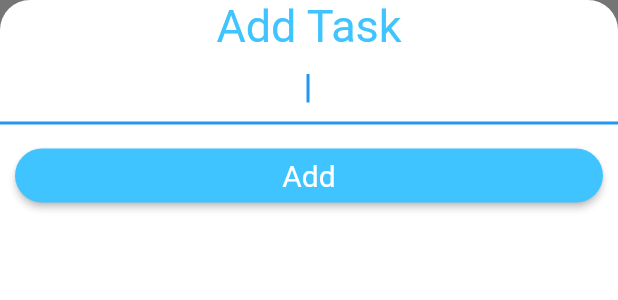
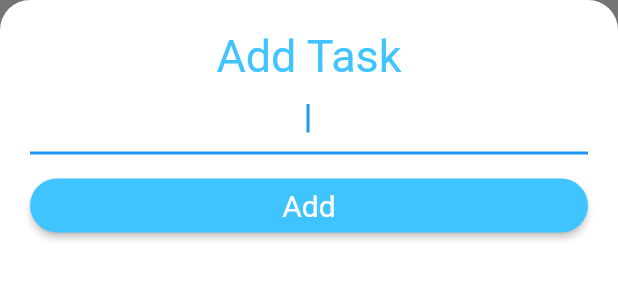
Before and after one commit to mtranggit/todoey_flutter, a Flutter app: the AddTaskScreen widget shown alone on an empty page, opened directly, on a phone screen of 412 x 824 dp. Shown: the top 300 px of the screen. Run offline on Flutter 3.47's test engine with Material 2 defaults, Android fonts, the phone set to English and light mode, and no system bars.

Commit message:
touch up add task screen

```diff
--- a/lib/screens/add_task_screen.dart
+++ b/lib/screens/add_task_screen.dart
@@ -6,6 +6,7 @@ class AddTaskScreen extends StatelessWidget {
     return Container(
       color: Color(0xff757575),
       child: Container(
+        padding: EdgeInsets.all(20.0),
         child: Column(
           children: [
             Text(
@@ -23,20 +24,16 @@ class AddTaskScreen extends StatelessWidget {
               mainAxisSize: MainAxisSize.min,
               crossAxisAlignment: CrossAxisAlignment.stretch,
               children: [
-                Padding(
-                  padding: const EdgeInsets.symmetric(horizontal: 10.0),
-                  child: ElevatedButton(
+                ElevatedButton(
                   onPressed: () {},
                   style: ElevatedButton.styleFrom(
                     primary: Colors.lightBlueAccent,
-                      // fixedSize: Size(300, 50),
                     textStyle: TextStyle(fontSize: 20, color: Colors.white),
                     shape: RoundedRectangleBorder(
                         borderRadius: BorderRadius.circular(50)),
                   ),
                   child: Text(
                     'Add',
-                    ),
                   ),
                 ),
               ],
```
Lines whose indentation alone changed are shown as unchanged.
